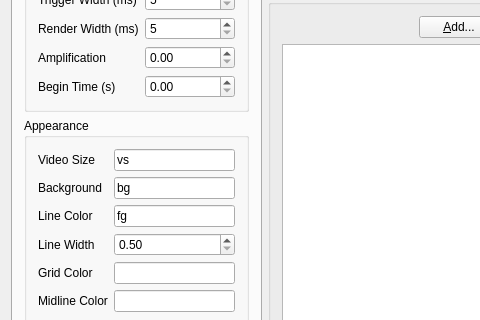
Old version of the form corrscope/gui/mainwindow.ui in the repository corrscope/corrscope; both pictures show x 0 to 480 and y 168 to 488 of the 782 by 789 pixel window.
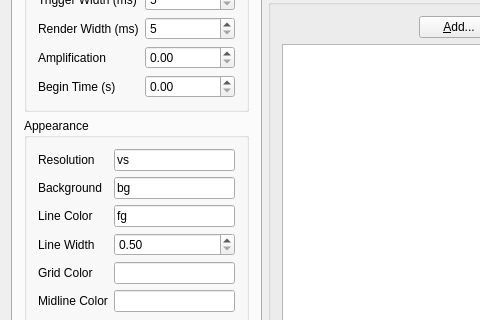
New version of the form. Custom widgets are drawn as their Qt base class.

Commit message: [ui] Rename Video Size to Resolution

```diff
--- a/corrscope/gui/mainwindow.ui
+++ b/corrscope/gui/mainwindow.ui
@@ -125,7 +125,7 @@
            <item row="0" column="0">
             <widget class="QLabel" name="render_video_sizeL">
              <property name="text">
-              <string>Video Size</string>
+              <string>Resolution</string>
              </property>
             </widget>
            </item>
```
Left out of the diff: 6 changed lines with no effect on the pictures. The commit also changes 1 other file.
